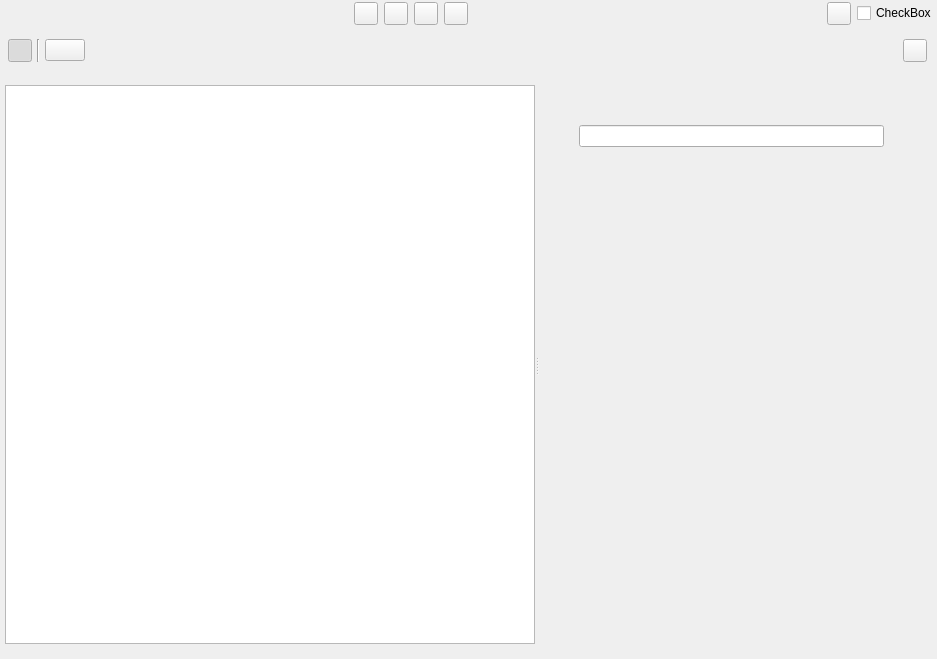
This is ui/world_building_view.ui in zkovari/plotlyst as Qt 5 draws it before an edit. The edited form follows.
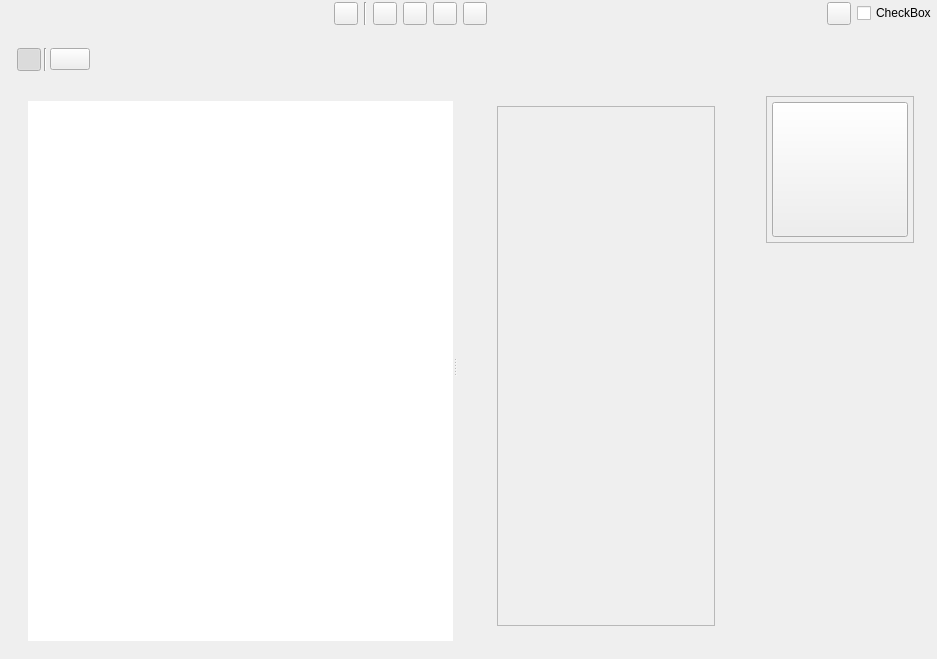
This is the edited form. Custom widgets are drawn as their Qt base class.

Commit message:
Add milieu panel (#1331)
* Add milieu panel

* Update python version

* progress

* progress with tree

* update name

* save locations

* ItemBasedNode and tree

* add child

* delete node

Diff of the .ui file:
```diff
--- a/ui/world_building_view.ui
+++ b/ui/world_building_view.ui
@@ -60,6 +60,41 @@
         </property>
        </spacer>
       </item>
+      <item>
+       <widget class="QToolButton" name="btnMilieuView">
+        <property name="cursor">
+         <cursorShape>PointingHandCursor</cursorShape>
+        </property>
+        <property name="toolTip">
+         <string>Milieu entities</string>
+        </property>
+        <property name="text">
+         <string/>
+        </property>
+        <property name="shortcut">
+         <string>1</string>
+        </property>
+        <property name="checkable">
+         <bool>true</bool>
+        </property>
+        <property name="checked">
+         <bool>false</bool>
+        </property>
+        <property name="base" stdset="0">
+         <bool>true</bool>
+        </property>
+        <attribute name="buttonGroup">
+         <string notr="true">buttonGroup</string>
+        </attribute>
+       </widget>
+      </item>
+      <item>
+       <widget class="Line" name="line_3">
+        <property name="orientation">
+         <enum>Qt::Vertical</enum>
+        </property>
+       </widget>
+      </item>
       <item>
        <widget class="QToolButton" name="btnWorldView">
         <property name="cursor">
@@ -214,7 +249,7 @@
    <item>
     <widget class="QStackedWidget" name="stackedWidget">
      <property name="currentIndex">
-      <number>0</number>
+      <number>4</number>
      </property>
      <widget class="QWidget" name="pageEntity">
       <property name="bg-image" stdset="0">
@@ -369,6 +404,9 @@
             <property name="orientation">
              <enum>Qt::Horizontal</enum>
             </property>
+            <property name="handleWidth">
+             <number>10</number>
+            </property>
             <property name="childrenCollapsible">
              <bool>false</bool>
             </property>
@@ -422,7 +460,7 @@
                <rect>
                 <x>0</x>
                 <y>0</y>
-                <width>600</width>
+                <width>402</width>
                 <height>589</height>
                </rect>
               </property>
@@ -662,6 +700,403 @@
       </layout>
      </widget>
      <widget class="QWidget" name="pageTimeline"/>
+     <widget class="QWidget" name="pageMilieu">
+      <layout class="QVBoxLayout" name="verticalLayout_13">
+       <item>
+        <widget class="QWidget" name="widgetMilieuToolbar" native="true">
+         <property name="sizePolicy">
+          <sizepolicy hsizetype="Preferred" vsizetype="Maximum">
+           <horstretch>0</horstretch>
+           <verstretch>0</verstretch>
+          </sizepolicy>
+         </property>
+         <layout class="QHBoxLayout" name="horizontalLayout_3">
+          <property name="spacing">
+           <number>3</number>
+          </property>
+          <property name="leftMargin">
+           <number>8</number>
+          </property>
+          <property name="bottomMargin">
+           <number>5</number>
+          </property>
+          <item>
+           <widget class="QToolButton" name="btnTreeToggleMilieu">
+            <property name="cursor">
+             <cursorShape>PointingHandCursor</cursorShape>
+            </property>
+            <property name="toolTip">
+             <string>Toggle sidebar</string>
+            </property>
+            <property name="text">
+             <string/>
+            </property>
+            <property name="checkable">
+             <bool>true</bool>
+            </property>
+            <property name="checked">
+             <bool>true</bool>
+            </property>
+            <property name="base" stdset="0">
+             <bool>true</bool>
+            </property>
+           </widget>
+          </item>
+          <item>
+           <widget class="Line" name="line_2">
+            <property name="orientation">
+             <enum>Qt::Vertical</enum>
+            </property>
+           </widget>
+          </item>
+          <item>
+           <widget class="QPushButton" name="btnAddLocation">
+            <property name="sizePolicy">
+             <sizepolicy hsizetype="Maximum" vsizetype="Fixed">
+              <horstretch>0</horstretch>
+              <verstretch>0</verstretch>
+             </sizepolicy>
+            </property>
+            <property name="maximumSize">
+             <size>
+              <width>130</width>
+              <height>16777215</height>
+             </size>
+            </property>
+            <property name="cursor">
+             <cursorShape>PointingHandCursor</cursorShape>
+            </property>
+            <property name="toolTip">
+             <string>Add new location</string>
+            </property>
+            <property name="text">
+             <string/>
+            </property>
+            <property name="shortcut">
+             <string>Ctrl+N</string>
+            </property>
+            <property name="positive" stdset="0">
+             <bool>true</bool>
+            </property>
+            <property name="base" stdset="0">
+             <bool>true</bool>
+            </property>
+           </widget>
+          </item>
+          <item>
+           <spacer name="horizontalSpacer_2">
+            <property name="orientation">
+             <enum>Qt::Horizontal</enum>
+            </property>
+            <property name="sizeHint" stdset="0">
+             <size>
+              <width>40</width>
+              <height>20</height>
+             </size>
+            </property>
+           </spacer>
+          </item>
+         </layout>
+        </widget>
+       </item>
+       <item>
+        <widget class="QWidget" name="widget_2" native="true">
+         <layout class="QHBoxLayout" name="horizontalLayout_9">
+          <item>
+           <widget class="QSplitter" name="splitterMilieuNav">
+            <property name="orientation">
+             <enum>Qt::Horizontal</enum>
+            </property>
+            <property name="childrenCollapsible">
+             <bool>false</bool>
+            </property>
+            <property name="framed" stdset="0">
+             <bool>true</bool>
+            </property>
+            <widget class="QWidget" name="wdgMilieuSidebar" native="true">
+             <property name="maximumSize">
+              <size>
+               <width>16777215</width>
+               <height>16777215</height>
+              </size>
+             </property>
+             <property name="bg" stdset="0">
+              <bool>true</bool>
+             </property>
+             <layout class="QVBoxLayout" name="verticalLayout_9">
+              <property name="spacing">
+               <number>0</number>
+              </property>
+              <property name="leftMargin">
+               <number>10</number>
+              </property>
+              <property name="topMargin">
+               <number>10</number>
+              </property>
+              <property name="rightMargin">
+               <number>0</number>
+              </property>
+              <property name="bottomMargin">
+               <number>0</number>
+              </property>
+              <item>
+               <widget class="LocationsTreeView" name="treeLocations">
+                <property name="sizePolicy">
+                 <sizepolicy hsizetype="Preferred" vsizetype="Expanding">
+                  <horstretch>0</horstretch>
+                  <verstretch>0</verstretch>
+                 </sizepolicy>
+                </property>
+                <property name="minimumSize">
+                 <size>
+                  <width>0</width>
+                  <height>0</height>
+                 </size>
+                </property>
+                <property name="maximumSize">
+                 <size>
+                  <width>16777215</width>
+                  <height>16777215</height>
+                 </size>
+                </property>
+                <property name="cursor" stdset="0">
+                 <cursorShape>ArrowCursor</cursorShape>
+                </property>
+                <property name="mouseTracking">
+                 <bool>true</bool>
+                </property>
+                <property name="frameShape">
+                 <enum>QFrame::NoFrame</enum>
+                </property>
+                <property name="bg" stdset="0">
+                 <bool>true</bool>
+                </property>
+               </widget>
+              </item>
+              <item>
+               <widget class="QFrame" name="wdgDocsBottom">
+                <property name="frameShape">
+                 <enum>QFrame::NoFrame</enum>
+                </property>
+                <property name="frameShadow">
+                 <enum>QFrame::Sunken</enum>
+                </property>
+                <property name="bottom-bar" stdset="0">
+                 <bool>true</bool>
+                </property>
+                <layout class="QHBoxLayout" name="horizontalLayout_7">
+                 <property name="spacing">
+                  <number>3</number>
+                 </property>
+                 <property name="leftMargin">
+                  <number>15</number>
+                 </property>
+                 <property name="topMargin">
+                  <number>0</number>
+                 </property>
+                 <property name="rightMargin">
+                  <number>0</number>
+                 </property>
+                 <property name="bottomMargin">
+                  <number>0</number>
+                 </property>
+                </layout>
+               </widget>
+              </item>
+             </layout>
+            </widget>
+            <widget class="QScrollArea" name="scrollArea_2">
+             <property name="frameShape">
+              <enum>QFrame::NoFrame</enum>
+             </property>
+             <property name="widgetResizable">
+              <bool>true</bool>
+             </property>
+             <widget class="QWidget" name="scrollAreaWidgetContents_2">
+              <property name="geometry">
+               <rect>
+                <x>0</x>
+                <y>0</y>
+                <width>311</width>
+                <height>550</height>
+               </rect>
+              </property>
+              <property name="sizePolicy">
+               <sizepolicy hsizetype="Expanding" vsizetype="Expanding">
+                <horstretch>0</horstretch>
+                <verstretch>0</verstretch>
+               </sizepolicy>
+              </property>
+              <property name="bg-image" stdset="0">
+               <bool>true</bool>
+              </property>
+              <layout class="QHBoxLayout" name="horizontalLayout_8">
+               <property name="spacing">
+                <number>3</number>
+               </property>
+               <property name="leftMargin">
+                <number>40</number>
+               </property>
+               <property name="topMargin">
+                <number>15</number>
+               </property>
+               <property name="rightMargin">
+                <number>40</number>
+               </property>
+               <property name="bottomMargin">
+                <number>15</number>
+               </property>
+               <item>
+                <widget class="QFrame" name="wdgMilieuCenterEditor">
+                 <property name="sizePolicy">
+                  <sizepolicy hsizetype="Preferred" vsizetype="Expanding">
+                   <horstretch>0</horstretch>
+                   <verstretch>0</verstretch>
+                  </sizepolicy>
+                 </property>
+                 <property name="maximumSize">
+                  <size>
+                   <width>800</width>
+                   <height>16777215</height>
+                  </size>
+                 </property>
+                 <property name="frameShape">
+                  <enum>QFrame::StyledPanel</enum>
+                 </property>
+                 <property name="relaxed-white-bg" stdset="0">
+                  <bool>false</bool>
+                 </property>
+                 <property name="large-rounded" stdset="0">
+                  <bool>true</bool>
+                 </property>
+                 <property name="darker-bg" stdset="0">
+                  <bool>true</bool>
+                 </property>
+                 <layout class="QVBoxLayout" name="verticalLayout_10" stretch="0">
+                  <property name="spacing">
+                   <number>5</number>
+                  </property>
+                  <property name="leftMargin">
+                   <number>40</number>
+                  </property>
+                  <property name="topMargin">
+                   <number>40</number>
+                  </property>
+                  <property name="rightMargin">
+                   <number>40</number>
+                  </property>
+                  <property name="bottomMargin">
+                   <number>15</number>
+                  </property>
+                  <item>
+                   <spacer name="verticalSpacer_2">
+                    <property name="orientation">
+                     <enum>Qt::Vertical</enum>
+                    </property>
+                    <property name="sizeHint" stdset="0">
+                     <size>
+                      <width>20</width>
+                      <height>40</height>
+                     </size>
+                    </property>
+                   </spacer>
+                  </item>
+                 </layout>
+                </widget>
+               </item>
+              </layout>
+             </widget>
+            </widget>
+           </widget>
+          </item>
+          <item>
+           <widget class="QWidget" name="wdgMilieuRightBar" native="true">
+            <property name="relaxed-white-bg" stdset="0">
+             <bool>false</bool>
+            </property>
+            <property name="darker-bg" stdset="0">
+             <bool>true</bool>
+            </property>
+            <layout class="QVBoxLayout" name="verticalLayout_12">
+             <property name="spacing">
+              <number>5</number>
+             </property>
+             <property name="leftMargin">
+              <number>5</number>
+             </property>
+             <property name="topMargin">
+              <number>5</number>
+             </property>
+             <property name="rightMargin">
+              <number>5</number>
+             </property>
+             <property name="bottomMargin">
+              <number>5</number>
+             </property>
+             <item>
+              <widget class="QFrame" name="frame_2">
+               <property name="frameShape">
+                <enum>QFrame::StyledPanel</enum>
+               </property>
+               <property name="frameShadow">
+                <enum>QFrame::Raised</enum>
+               </property>
+               <layout class="QVBoxLayout" name="verticalLayout_14">
+                <property name="spacing">
+                 <number>5</number>
+                </property>
+                <property name="leftMargin">
+                 <number>5</number>
+                </property>
+                <property name="topMargin">
+                 <number>5</number>
+                </property>
+                <property name="rightMargin">
+                 <number>5</number>
+                </property>
+                <property name="bottomMargin">
+                 <number>5</number>
+                </property>
+                <item>
+                 <widget class="QToolButton" name="btnMilieuImage">
+                  <property name="cursor">
+                   <cursorShape>PointingHandCursor</cursorShape>
+                  </property>
+                  <property name="text">
+                   <string/>
+                  </property>
+                  <property name="iconSize">
+                   <size>
+                    <width>128</width>
+                    <height>128</height>
+                   </size>
+                  </property>
+                 </widget>
+                </item>
+               </layout>
+              </widget>
+             </item>
+             <item>
+              <spacer name="verticalSpacer_3">
+               <property name="orientation">
+                <enum>Qt::Vertical</enum>
+               </property>
+               <property name="sizeHint" stdset="0">
+                <size>
+                 <width>20</width>
+                 <height>40</height>
+                </size>
+               </property>
+              </spacer>
+             </item>
+            </layout>
+           </widget>
+          </item>
+         </layout>
+        </widget>
+       </item>
+      </layout>
+     </widget>
     </widget>
    </item>
   </layout>
@@ -677,6 +1112,11 @@
    <extends>QCheckBox</extends>
    <header>plotlyst.view.widget.input</header>
   </customwidget>
+  <customwidget>
+   <class>LocationsTreeView</class>
+   <extends>QTreeView</extends>
+   <header>plotlyst.view.widget.world.milieu</header>
+  </customwidget>
  </customwidgets>
  <resources/>
  <connections>
```
Left out of the diff: 2 changed lines with no effect on the pictures. The commit also changes 10 other files.
